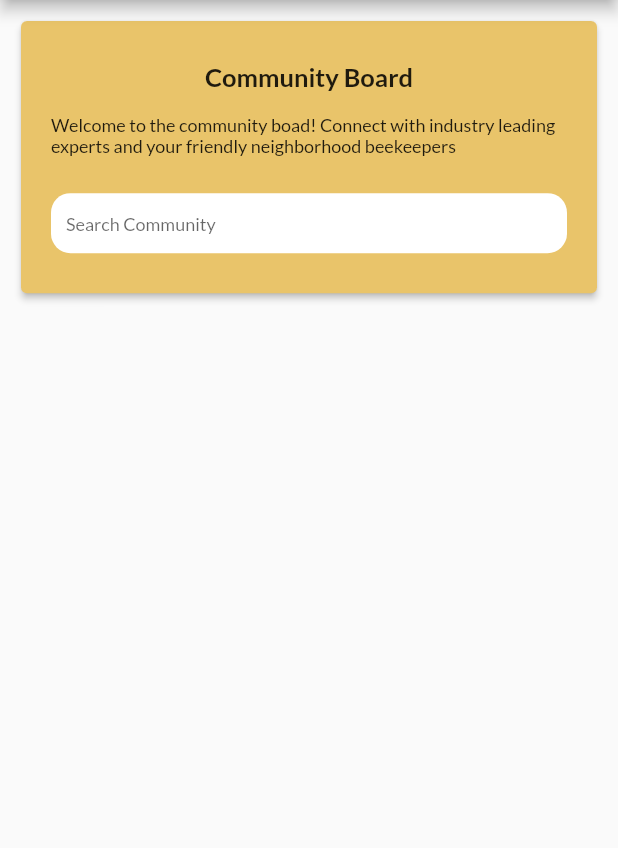
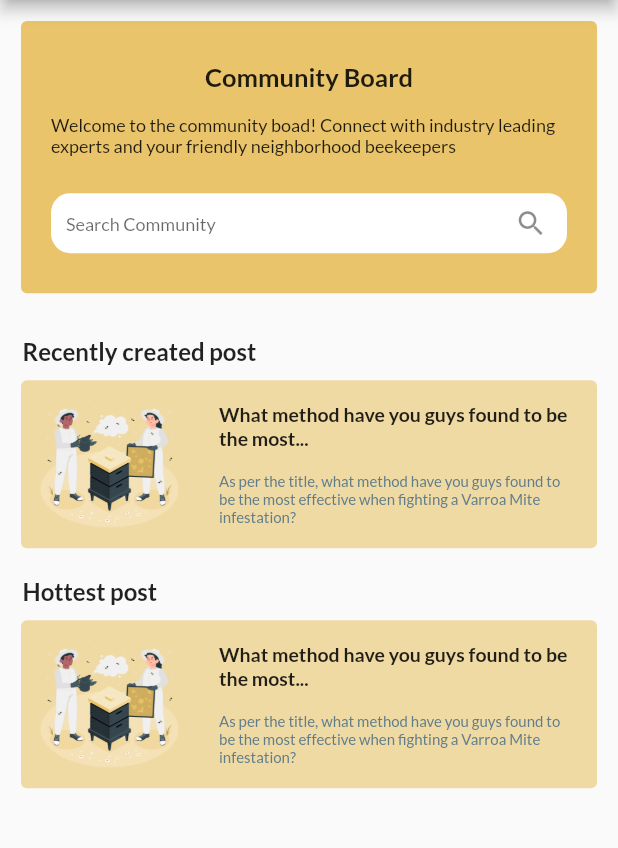
Before and after one commit to leowei31/nectarfy-app, a Flutter app: the screen it shows after launch, on a phone screen of 412 x 824 dp, the part 84-932 px from its top. Run offline on Flutter 3.47's test engine with Material 2 defaults, Android fonts, the light colour scheme and no system bars.

Commit message:
added featured widgets section

```diff
--- a/app/lib/views/community_module.dart
+++ b/app/lib/views/community_module.dart
@@ -1,6 +1,7 @@
 import 'package:flutter/material.dart';
 
 import '../widgets/community_module/community_board.dart';
+import '../widgets/community_module/featured_post.dart';
 
 class CommunityModule extends StatelessWidget {
   const CommunityModule({ Key? key }) : super(key: key);
@@ -15,8 +16,16 @@ class CommunityModule extends StatelessWidget {
             // Community Board
             CommunityBoard(),
 
+            Padding(padding: EdgeInsets.only(bottom: 25)),
+
             // Hot post #1
+            FeaturedPost(section: "Recently created post", title: "What method have you guys found to be the most...", desc: "As per the title, what method have you guys found to be the most effective when fighting a Varroa Mite infestation?"),
+
+            Padding(padding: EdgeInsets.only(bottom: 15)),
+
             // Hot post #2
+            FeaturedPost(section: "Hottest post", title: "What method have you guys found to be the most...", desc: "As per the title, what method have you guys found to be the most effective when fighting a Varroa Mite infestation?"),
+
             // Categories
           ],
         ),
--- a/app/lib/widgets/community_module/community_board.dart
+++ b/app/lib/widgets/community_module/community_board.dart
@@ -26,7 +26,7 @@ class _CommunityBoardState extends State<CommunityBoard> {
       height: media.size.height * 0.23,
       child: Card(
         color: Theme.of(context).primaryColor,
-        elevation: 2,
+        elevation: 0,
         child: Container(
           margin: const EdgeInsets.all(20),
           child: Column(
@@ -56,7 +56,7 @@ class _CommunityBoardState extends State<CommunityBoard> {
                     fillColor: Colors.white,
                     hintStyle: const TextStyle(fontSize: 12),
                     hintText: "Search Community",
-                    // suffixIcon: IconButton(padding: const EdgeInsets.all(1), alignment: Alignment.center,),
+                    suffixIcon: IconButton(icon: const Icon(Icons.search), onPressed: _searchHandler, iconSize: 22,),
                   ),
                 ),
               )
--- /dev/null
+++ b/app/lib/widgets/community_module/featured_post.dart
@@ -0,0 +1,55 @@
+import "package:flutter/material.dart";
+
+class FeaturedPost extends StatelessWidget {
+
+  final String section;
+  final String title;
+  final String desc;
+
+  const FeaturedPost({ Key? key, required this.section, required this.title, required this.desc}) : super(key: key);
+
+  @override
+  Widget build(BuildContext context) {
+    return Container(
+      child: Column(
+        crossAxisAlignment: CrossAxisAlignment.start,
+        children: <Widget>[
+          Padding(
+            padding: const EdgeInsets.only(bottom: 6, left: 5),
+            child: Text(section, style: const TextStyle(fontWeight: FontWeight.bold, fontSize: 16)),
+          ),
+          SizedBox(
+            width: double.infinity,
+            height: 120,
+            child: Card(
+              elevation: 0,
+              color: Theme.of(context).primaryColor.withOpacity(0.6),
+              child: Padding(
+                padding: const EdgeInsets.only(left: 12, right: 12),
+                child: Row(
+                  mainAxisAlignment: MainAxisAlignment.spaceBetween,
+                  children: <Widget>[
+                    Padding(
+                      padding: const EdgeInsets.only(right: 3.0),
+                      child: Image.asset('assets/images/sample_post.png', height: 90,),
+                    ),
+                    SizedBox(
+                      width: 240,
+                      child: Column(
+                        mainAxisAlignment: MainAxisAlignment.spaceEvenly,
+                        children: <Widget>[
+                          Text(title, style: const TextStyle(fontSize: 13, fontWeight: FontWeight.bold),),
+                          Text(desc, style: const TextStyle(fontSize: 10, color: Colors.blueGrey),),
+                        ],
+                      ),
+                    )
+                  ],
+                ),
+              ),
+            ),
+          ),
+        ],
+      ),
+    );
+  }
+}
--- a/app/pubspec.yaml
+++ b/app/pubspec.yaml
@@ -62,6 +62,7 @@ flutter:
     - assets/images/hive_2.jpg
     - assets/images/hive_3.jpg
     - assets/images/no_hive.png
+    - assets/images/sample_post.png
 
   # An image asset can refer to one or more resolution-specific "variants", see
   # https://flutter.dev/assets-and-images/#resolution-aware.
```
Also changed, not shown: app/assets/images/sample_post.png (added), 1 other file.
